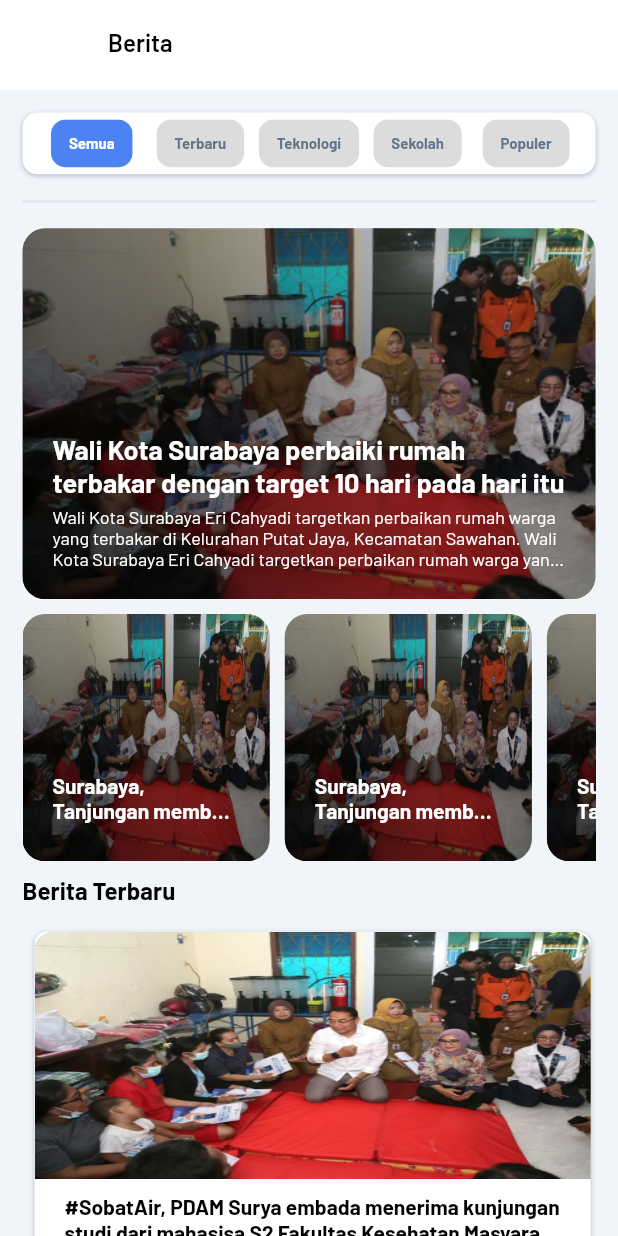
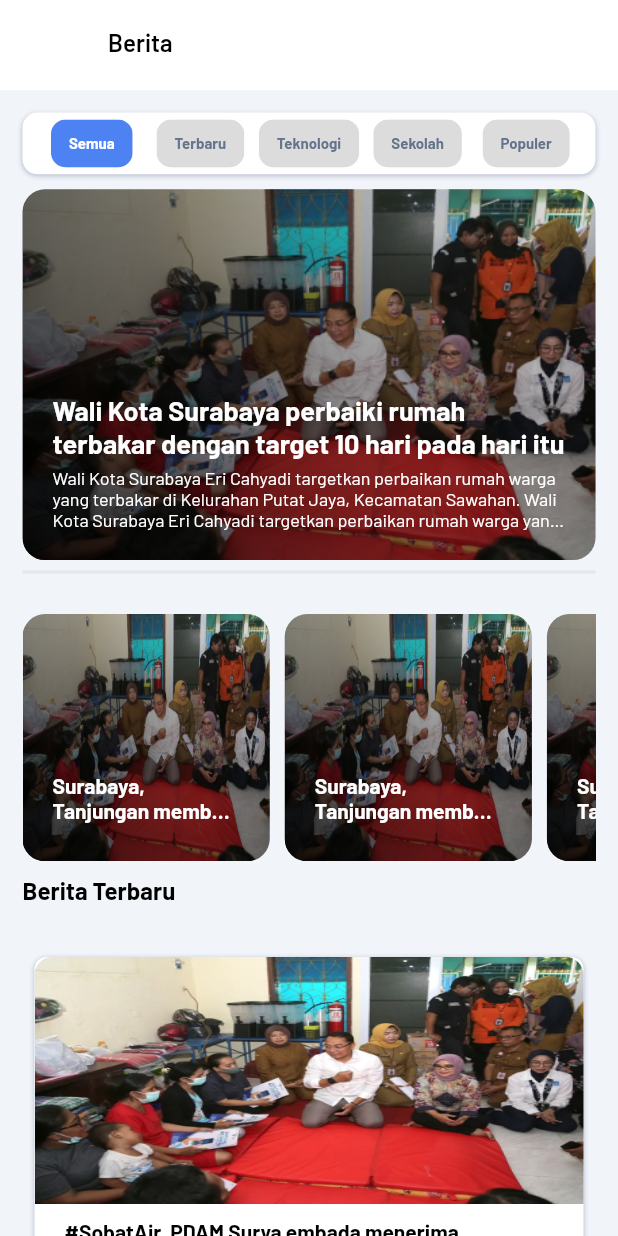
Before and after one commit to AutoCodeTeam/suranect, a Flutter app: the BeritaScreen screen opened by its route, on a phone screen of 412 x 824 dp. Run offline on Flutter 3.47's test engine with Material 2 defaults, Android fonts, the phone set to English and light mode, and no system bars; our stand-ins replace bloc, carousel_slider, dartz, dio, dots_indicator, equatable and 10 more; accounts and stored records are empty.

Commit message:
fix berita  ui

```diff
--- a/lib/features/berita/presentation/pages/berita_screen.dart
+++ b/lib/features/berita/presentation/pages/berita_screen.dart
@@ -5,6 +5,7 @@
 import 'package:suranect/core/utils/scale_size.dart';
 import 'package:suranect/core/widgets/base_app_bar.dart';
 import 'package:suranect/core/widgets/base_body_page.dart';
+import 'package:suranect/features/berita/presentation/widgets/berita_header.dart';
 import 'package:suranect/features/berita/presentation/widgets/card_news.dart';
 import 'package:suranect/features/berita/presentation/widgets/card_latest_news.dart';
 
@@ -105,36 +106,10 @@
         scrollController: scrollController,
         onLoadNextPage: () {},
         children: [
-          SliverFillRemaining(
-            hasScrollBody: false,
-            child: Padding(
-              padding: const EdgeInsets.all(15.0),
-              child: Column(
-                crossAxisAlignment: CrossAxisAlignment.start,
-                children: [
-                  Container(
-                    height: MediaQuery.of(context).size.height * 0.05,
-                    width: MediaQuery.of(context).size.width,
-                    decoration: BoxDecoration(
-                        color: AppColors.white,
-                        borderRadius:
-                            const BorderRadius.all(Radius.circular(10)),
-                        boxShadow: [
-                          AppShadow.sShadow,
-                        ]),
-                    padding: const EdgeInsets.symmetric(horizontal: 10),
-                    child: Row(
-                      mainAxisAlignment: MainAxisAlignment.spaceBetween,
-                      children: chips,
-                    ),
-                  ),
-                  const SizedBox(height: 10),
-                  const Divider(
-                    thickness: 2,
-                    color: AppColors.neutral_30,
-                  ),
-                  const SizedBox(height: 10),
-                  CardNews(
+          SliverPersistentHeader(
+            delegate: BeritaHeader(
+              chips: chips,
+              cardHeader: CardNews(
                 image: "assets/images/news_example.png",
                 title:
                     "Wali Kota Surabaya perbaiki rumah terbakar dengan target 10 hari pada hari itu",
@@ -143,32 +118,7 @@
                 height: MediaQuery.of(context).size.height * 0.3,
                 width: MediaQuery.of(context).size.width,
               ),
-                  const SizedBox(height: 10),
-                  SizedBox(
-                    height: MediaQuery.of(context).size.height * 0.2,
-                    child: ListView.separated(
-                      scrollDirection: Axis.horizontal,
-                      itemCount: 5,
-                      shrinkWrap: true,
-                      separatorBuilder: (context, index) =>
-                          const SizedBox(width: 10),
-                      itemBuilder: (context, index) => CardNews(
-                        image: "assets/images/news_example.png",
-                        title: "Surabaya, Tanjungan membuka festival tahunan",
-                        height: MediaQuery.of(context).size.height * 0.2,
-                        width: MediaQuery.of(context).size.height * 0.2,
-                      ),
-                    ),
-                  ),
-                  const SizedBox(height: 10),
-                  Text(
-                    "Berita Terbaru",
-                    style: Theme.of(context).textTheme.headlineMedium,
-                  ),
-                  const SizedBox(height: 10),
-                  SizedBox(
-                    height: MediaQuery.of(context).size.height * 0.35,
-                    child: ListView.separated(
+              listNews: ListView.separated(
                 itemBuilder: (context, index) => const CardLatestNews(
                   image: "assets/images/news_example.png",
                   title:
@@ -180,13 +130,26 @@
                   width: 10,
                 ),
                 itemCount: 5,
-                      scrollDirection: Axis.horizontal,
-                    ),
-                  )
-                ],
+                scrollDirection: Axis.vertical,
               ),
             ),
-          )
+          ),
+          SliverList.separated(
+            itemBuilder: (context, index) => const Padding(
+              padding: EdgeInsets.only(bottom: 15.0,left: 15.0, right: 15.0),
+              child: CardLatestNews(
+                image: "assets/images/news_example.png",
+                title:
+                "#SobatAir, PDAM Surya embada menerima kunjungan studi dari mahasisa S2 Fakultas Kesehatan Masyarakat dan",
+                subtitle:
+                "Jembatan tol Juanda-Waru baru saja dimulai pagi ini, pada tanggal 23 July 2023 dan akan terdapat pengarahan lalu lintas...",
+              ),
+            ),
+            separatorBuilder: (context, index) => const SizedBox(
+              width: 10,
+            ),
+            itemCount: 5,
+          ),
         ],
       ),
     );
```
Also changed, not shown: lib/features/berita/presentation/widgets/berita_header.dart (added, +85 -0 lines). Lines whose indentation alone changed are shown as unchanged.
